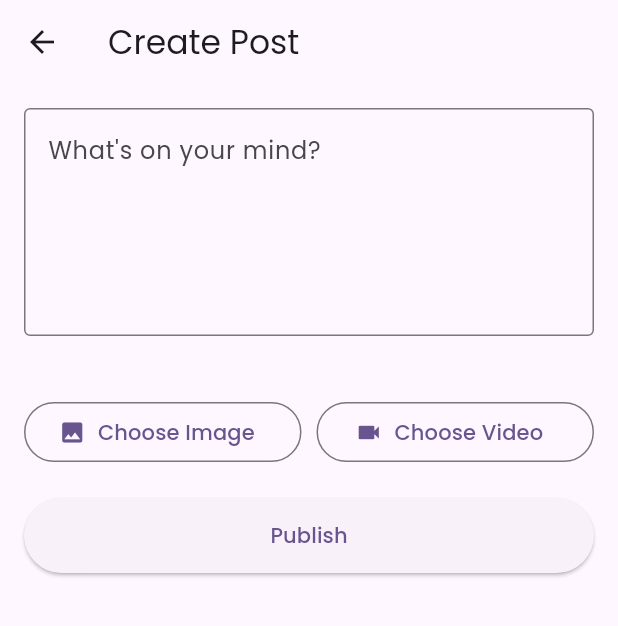
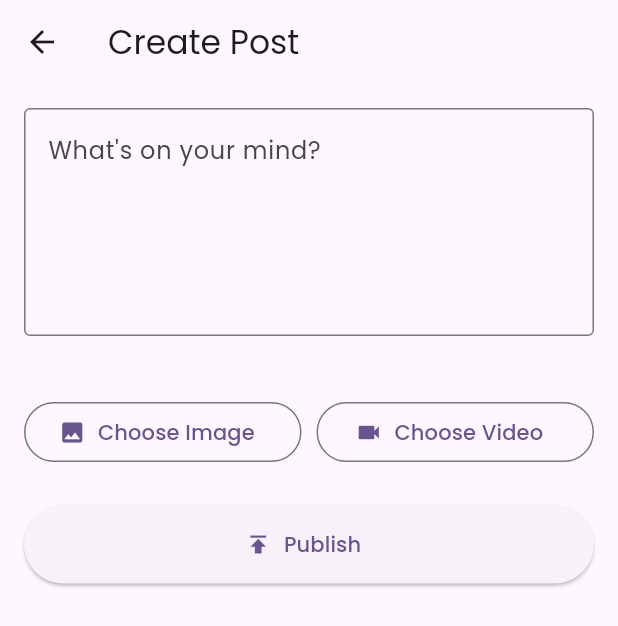
Before and after one commit to gnetwork49-ops/Handface, a Flutter app: the CreatePostScreen screen opened directly, after a tap on "Choose Video", on a phone screen of 412 x 824 dp. Shown: the top 626 px of the screen. Run offline on Flutter 3.47's test engine with Material 3 defaults, Android fonts, the phone set to English and light mode, and no system bars; our stand-ins replace file_picker, google_fonts, image_picker, share_plus, supabase_flutter, video_player; accounts and stored records are empty.

```diff
--- a/lib/screens/create/create_post_screen.dart
+++ b/lib/screens/create/create_post_screen.dart
@@ -14,16 +14,22 @@ class CreatePostScreen extends StatefulWidget {
   const CreatePostScreen({super.key});
 
   @override
-  State<CreatePostScreen> createState() => _CreatePostScreenState();
+  State<CreatePostScreen> createState() =>
+      _CreatePostScreenState();
 }
 
-class _CreatePostScreenState extends State<CreatePostScreen> {
+class _CreatePostScreenState
+    extends State<CreatePostScreen> {
   final TextEditingController _captionController =
       TextEditingController();
 
-  final PostService _postService = PostService();
-  final StorageService _storageService = StorageService();
   final ImagePicker _picker = ImagePicker();
+
+  final StorageService _storageService =
+      StorageService();
+
+  final PostService _postService =
+      PostService();
 
   XFile? _selectedImage;
   XFile? _selectedVideo;
@@ -40,10 +46,15 @@ class _CreatePostScreenState extends State<CreatePostScreen> {
     _videoController?.dispose();
     super.dispose();
   }
+
+  //----------------------------------
+  // PICK IMAGE
+  //----------------------------------
+
   Future<void> _pickImage() async {
-  final XFile? image = await _picker.pickImage(
+    final image = await _picker.pickImage(
       source: ImageSource.gallery,
-    imageQuality: 80,
+      imageQuality: 85,
     );
 
     if (image == null) return;
@@ -59,12 +70,18 @@ Future<void> _pickImage() async {
       _videoController = null;
     });
   }
+
+  //----------------------------------
+  // PICK VIDEO
+  //----------------------------------
+
   Future<void> _pickVideo() async {
     try {
       XFile? pickedVideo;
 
       if (kIsWeb) {
-      final result = await FilePicker.platform.pickFiles(
+        final result =
+            await FilePicker.platform.pickFiles(
           type: FileType.video,
           withData: true,
         );
@@ -74,42 +91,46 @@ Future<void> _pickVideo() async {
         pickedVideo = XFile.fromData(
           result.files.first.bytes!,
           name: result.files.first.name,
+          mimeType: "video/mp4",
         );
 
-      print("Selected video: ${result.files.first.name}");
+        print("VIDEO SELECTED");
+        print(result.files.first.name);
+
+        _videoController = null;
       } else {
         pickedVideo = await _picker.pickVideo(
           source: ImageSource.gallery,
         );
 
         if (pickedVideo == null) return;
-    }
-
-    _selectedImage = null;
-    _imageBytes = null;
 
         _videoController?.dispose();
 
-    // Preview only on Android/iOS
-    if (!kIsWeb) {
-      _videoController = VideoPlayerController.file(
+        _videoController =
+            VideoPlayerController.file(
           File(pickedVideo.path),
         );
 
         await _videoController!.initialize();
 
         _videoController!
-        ..setLooping(true)
-        ..play();
+          ..play()
+          ..setLooping(true);
       }
 
       setState(() {
         _selectedVideo = pickedVideo;
+        _selectedImage = null;
+        _imageBytes = null;
       });
     } catch (e) {
-    debugPrint("Video picker error: $e");
+      debugPrint(e.toString());
     }
   }
+  //----------------------------------
+// PUBLISH POST
+//----------------------------------
 
 Future<void> _publishPost() async {
   if (_captionController.text.trim().isEmpty &&
@@ -117,7 +138,9 @@ Future<void> _publishPost() async {
       _selectedVideo == null) {
     ScaffoldMessenger.of(context).showSnackBar(
       const SnackBar(
-        content: Text("Please add a caption, image or video."),
+        content: Text(
+          "Please add a caption, image or video.",
+        ),
       ),
     );
     return;
@@ -140,7 +163,7 @@ Future<void> _publishPost() async {
         _selectedImage!,
       );
 
-      print("Image uploaded successfully.");
+      print("Image uploaded.");
       print(imageUrl);
     }
 
@@ -151,11 +174,11 @@ Future<void> _publishPost() async {
         _selectedVideo!,
       );
 
-      print("Video uploaded successfully.");
+      print("Video uploaded.");
       print(videoUrl);
     }
 
-    print("Saving post to database...");
+    print("Saving post...");
 
     await _postService.createPost(
       caption: _captionController.text.trim(),
@@ -164,7 +187,6 @@ Future<void> _publishPost() async {
     );
 
     print("Post saved successfully.");
-    print("===============================");
 
     _captionController.clear();
 
@@ -181,7 +203,9 @@ Future<void> _publishPost() async {
 
     ScaffoldMessenger.of(context).showSnackBar(
       const SnackBar(
-        content: Text("Post published successfully!"),
+        content: Text(
+          "Post published successfully!",
+        ),
       ),
     );
   } catch (e, stackTrace) {
@@ -205,7 +229,6 @@ Future<void> _publishPost() async {
     }
   }
 }
-
 @override
 Widget build(BuildContext context) {
   return Scaffold(
@@ -215,9 +238,9 @@ Future<void> _publishPost() async {
     body: SingleChildScrollView(
       padding: const EdgeInsets.all(16),
       child: Column(
-          crossAxisAlignment:
-              CrossAxisAlignment.stretch,
+        crossAxisAlignment: CrossAxisAlignment.stretch,
         children: [
+
           TextField(
             controller: _captionController,
             maxLines: 5,
@@ -229,30 +252,64 @@ Future<void> _publishPost() async {
 
           const SizedBox(height: 20),
 
-            if (_imageBytes != null)
+          // IMAGE PREVIEW
+          if (_selectedImage != null && _imageBytes != null)
             ClipRRect(
               borderRadius: BorderRadius.circular(12),
               child: Image.memory(
                 _imageBytes!,
-                  height: 250,
+                height: 260,
                 width: double.infinity,
                 fit: BoxFit.cover,
               ),
             ),
 
-            if (_videoController != null &&
-                _videoController!
-                    .value
-                    .isInitialized)
+          // VIDEO PREVIEW (ANDROID)
+          if (!kIsWeb &&
+              _videoController != null &&
+              _videoController!.value.isInitialized)
             ClipRRect(
               borderRadius: BorderRadius.circular(12),
               child: AspectRatio(
-                  aspectRatio:
-                      _videoController!
-                          .value
-                          .aspectRatio,
-                  child: VideoPlayer(
-                    _videoController!,
+                aspectRatio: _videoController!.value.aspectRatio,
+                child: VideoPlayer(_videoController!),
+              ),
+            ),
+
+          // VIDEO SELECTED (WEB)
+          if (kIsWeb && _selectedVideo != null)
+            Container(
+              height: 220,
+              decoration: BoxDecoration(
+                color: Colors.black12,
+                borderRadius: BorderRadius.circular(12),
+              ),
+              child: Center(
+                child: Column(
+                  mainAxisAlignment: MainAxisAlignment.center,
+                  children: [
+                    const Icon(
+                      Icons.videocam,
+                      size: 70,
+                    ),
+                    const SizedBox(height: 12),
+                    const Text(
+                      "Video Selected",
+                      style: TextStyle(
+                        fontWeight: FontWeight.bold,
+                        fontSize: 18,
+                      ),
+                    ),
+                    const SizedBox(height: 8),
+                    Padding(
+                      padding:
+                          const EdgeInsets.symmetric(horizontal: 20),
+                      child: Text(
+                        _selectedVideo!.name,
+                        textAlign: TextAlign.center,
+                      ),
+                    ),
+                  ],
                 ),
               ),
             ),
@@ -261,13 +318,12 @@ Future<void> _publishPost() async {
 
           Row(
             children: [
+
               Expanded(
                 child: OutlinedButton.icon(
-                    onPressed: _pickImage,
+                  onPressed: _loading ? null : _pickImage,
                   icon: const Icon(Icons.photo),
-                    label: const Text(
-                      "Choose Image",
-                    ),
+                  label: const Text("Choose Image"),
                 ),
               ),
 
@@ -275,26 +331,36 @@ Future<void> _publishPost() async {
 
               Expanded(
                 child: OutlinedButton.icon(
-                    onPressed: _pickVideo,
+                  onPressed: _loading ? null : _pickVideo,
                   icon: const Icon(Icons.videocam),
-                    label: const Text(
-                      "Choose Video",
+                  label: const Text("Choose Video"),
                 ),
               ),
-                ),
+
             ],
           ),
 
-            const SizedBox(height: 20),
+          const SizedBox(height: 25),
 
           SizedBox(
-              height: 50,
-              child: ElevatedButton(
+            height: 52,
+            child: ElevatedButton.icon(
               onPressed:
                   _loading ? null : _publishPost,
-                child: _loading
-                    ? const CircularProgressIndicator()
-                    : const Text("Publish"),
+              icon: _loading
+                  ? const SizedBox(
+                      width: 22,
+                      height: 22,
+                      child: CircularProgressIndicator(
+                        strokeWidth: 2,
+                      ),
+                    )
+                  : const Icon(Icons.publish),
+              label: Text(
+                _loading
+                    ? "Publishing..."
+                    : "Publish",
+              ),
             ),
           ),
         ],
```
Also changed, not shown: 2 other files. Lines whose indentation alone changed are shown as unchanged.
